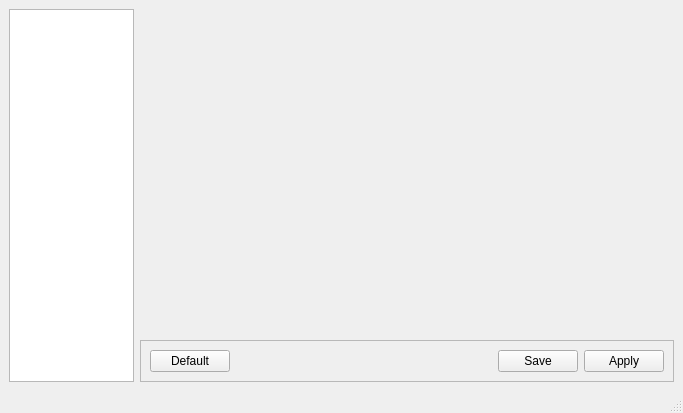
The window that src/ui/synnefo.ui (oyranos-cms/Synnefo) describes before a commit, drawn with Qt 5.
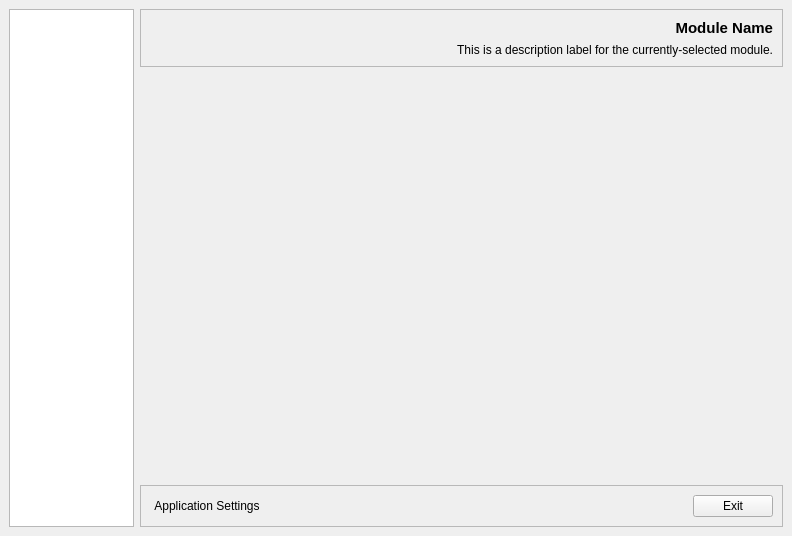
The same window after the commit. Icons and pictures are not drawn.

Commit message: modified main Synnefo ui; added image resource; added module description code.

Patch:
```diff
--- a/src/ui/synnefo.ui
+++ b/src/ui/synnefo.ui
@@ -6,8 +6,8 @@
    <rect>
     <x>0</x>
     <y>0</y>
-    <width>683</width>
-    <height>413</height>
+    <width>792</width>
+    <height>536</height>
    </rect>
   </property>
   <property name="windowTitle">
@@ -15,7 +15,7 @@
   </property>
   <widget class="QWidget" name="centralwidget">
    <layout class="QGridLayout" name="gridLayout">
-    <item row="0" column="0" rowspan="2">
+    <item row="0" column="0" rowspan="3">
      <widget class="QListWidget" name="syModuleListView">
       <property name="sizePolicy">
        <sizepolicy hsizetype="Fixed" vsizetype="Expanding">
@@ -49,10 +49,10 @@
       </property>
      </widget>
     </item>
-    <item row="0" column="1">
+    <item row="1" column="1">
      <widget class="QStackedWidget" name="syModuleWidget">
       <property name="sizePolicy">
-       <sizepolicy hsizetype="Minimum" vsizetype="Expanding">
+       <sizepolicy hsizetype="Minimum" vsizetype="Preferred">
         <horstretch>0</horstretch>
         <verstretch>0</verstretch>
        </sizepolicy>
@@ -60,7 +60,7 @@
       <widget class="QWidget" name="syMainStackedWidgetPage1"/>
      </widget>
     </item>
-    <item row="1" column="1">
+    <item row="2" column="1">
      <widget class="QFrame" name="Frame">
       <property name="enabled">
        <bool>true</bool>
@@ -74,7 +74,7 @@
       <property name="maximumSize">
        <size>
         <width>16777215</width>
-        <height>50</height>
+        <height>42</height>
        </size>
       </property>
       <property name="layoutDirection">
@@ -93,31 +93,56 @@
        <property name="horizontalSpacing">
         <number>-1</number>
        </property>
-       <item row="0" column="1">
-        <widget class="QPushButton" name="saveButton">
-         <property name="text">
-          <string>Save</string>
-         </property>
-        </widget>
-       </item>
-       <item row="0" column="0">
-        <widget class="QPushButton" name="applyButton">
-         <property name="layoutDirection">
-          <enum>Qt::LeftToRight</enum>
-         </property>
-         <property name="text">
-          <string>Apply</string>
-         </property>
-         <property name="flat">
-          <bool>false</bool>
-         </property>
-        </widget>
-       </item>
        <item row="0" column="3">
+        <widget class="QPushButton" name="appSettingsButtn">
+         <property name="maximumSize">
+          <size>
+           <width>16777215</width>
+           <height>16590544</height>
+          </size>
+         </property>
+         <property name="text">
+          <string>Application Settings</string>
+         </property>
+         <property name="icon">
+          <iconset resource="resources.qrc">
+           <normaloff>:/resources/config.png</normaloff>:/resources/config.png</iconset>
+         </property>
+         <property name="autoDefault">
+          <bool>false</bool>
+         </property>
+         <property name="default">
+          <bool>true</bool>
+         </property>
+         <property name="flat">
+          <bool>true</bool>
+         </property>
+        </widget>
+       </item>
+       <item row="0" column="1">
+        <widget class="QPushButton" name="exitButton">
+         <property name="text">
+          <string>Exit</string>
+         </property>
+         <property name="autoDefault">
+          <bool>false</bool>
+         </property>
+         <property name="default">
+          <bool>false</bool>
+         </property>
+         <property name="flat">
+          <bool>false</bool>
+         </property>
+        </widget>
+       </item>
+       <item row="0" column="2">
         <spacer name="horizontalSpacer">
          <property name="orientation">
           <enum>Qt::Horizontal</enum>
          </property>
+         <property name="sizeType">
+          <enum>QSizePolicy::MinimumExpanding</enum>
+         </property>
          <property name="sizeHint" stdset="0">
           <size>
            <width>40</width>
@@ -126,10 +151,51 @@
          </property>
         </spacer>
        </item>
-       <item row="0" column="4">
-        <widget class="QPushButton" name="defaultButton">
+      </layout>
+     </widget>
+    </item>
+    <item row="0" column="1">
+     <widget class="QFrame" name="moduleHeaderFrame">
+      <property name="frameShape">
+       <enum>QFrame::StyledPanel</enum>
+      </property>
+      <property name="frameShadow">
+       <enum>QFrame::Plain</enum>
+      </property>
+      <property name="lineWidth">
+       <number>1</number>
+      </property>
+      <property name="midLineWidth">
+       <number>5</number>
+      </property>
+      <layout class="QGridLayout" name="gridLayout_3">
+       <item row="0" column="0">
+        <widget class="QLabel" name="moduleNameLabel">
+         <property name="font">
+          <font>
+           <pointsize>11</pointsize>
+           <weight>75</weight>
+           <bold>true</bold>
+          </font>
+         </property>
+         <property name="autoFillBackground">
+          <bool>false</bool>
+         </property>
          <property name="text">
-          <string>Default</string>
+          <string>Module Name</string>
+         </property>
+         <property name="alignment">
+          <set>Qt::AlignRight|Qt::AlignTrailing|Qt::AlignVCenter</set>
+         </property>
+        </widget>
+       </item>
+       <item row="1" column="0">
+        <widget class="QLabel" name="moduleDescriptionLabel">
+         <property name="text">
+          <string>This is a description label for the currently-selected module.</string>
+         </property>
+         <property name="alignment">
+          <set>Qt::AlignRight|Qt::AlignTrailing|Qt::AlignVCenter</set>
          </property>
         </widget>
        </item>
@@ -138,7 +204,6 @@
     </item>
    </layout>
   </widget>
-  <widget class="QStatusBar" name="statusbar"/>
  </widget>
  <resources/>
  <connections/>
```
Left out of the diff: 4 changed lines with no effect on the pictures. The commit also changes 10 other files.
